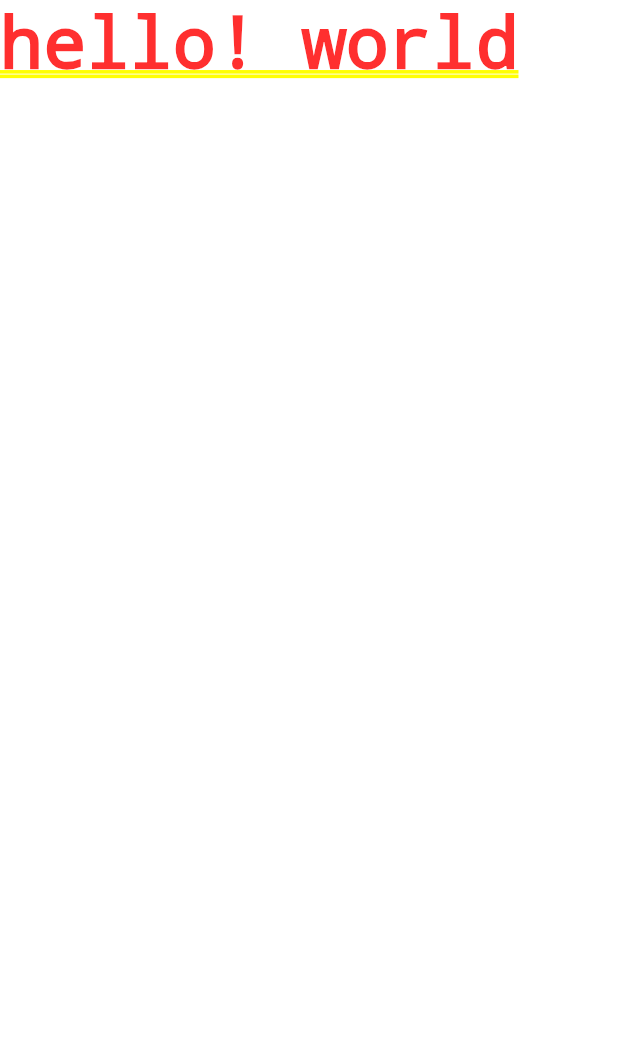
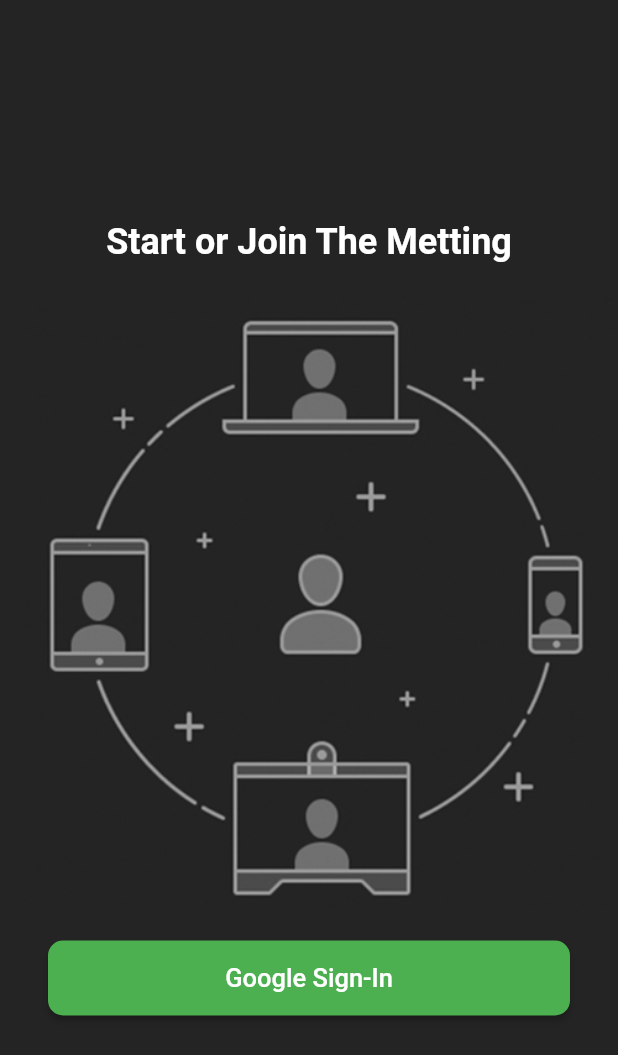
Before and after one commit to Vrutik-Jadav/flutter_meeting, a Flutter app: the screen it shows after launch, on a phone screen of 412 x 824 dp. Shown: the top 1055 px of the screen. Run offline on Flutter 3.47's test engine with Material 2 defaults, Android fonts, the light colour scheme and no system bars.

Commit message:
login Screen almost completed

```diff
--- /dev/null
+++ b/lib/Screens/login_screen.dart
@@ -0,0 +1,36 @@
+import 'package:flutter/material.dart';
+import 'package:flutter_meeting/widgets/custom_button.dart';
+
+class LoginScreen extends StatefulWidget {
+  const LoginScreen({Key? key}) : super(key: key);
+
+  @override
+  State<LoginScreen> createState() => _LoginScreenState();
+}
+
+class _LoginScreenState extends State<LoginScreen> {
+  @override
+  Widget build(BuildContext context) {
+    return Scaffold(
+      body: Column(
+        mainAxisAlignment: MainAxisAlignment.center,
+        children: [
+          const Text(
+            'Start or Join The Metting',
+            style: TextStyle(
+              fontSize: 24,
+              fontWeight: FontWeight.bold,
+            ),
+          ),
+          Padding(
+              padding: const EdgeInsets.symmetric(vertical: 20.0),
+              child: Image.asset('assets/images/onboarding.jpg')),
+          CustomButton(
+            text: 'Google Sign-In',
+            onPressed: () {},
+          ),
+        ],
+      ),
+    );
+  }
+}
--- a/lib/main.dart
+++ b/lib/main.dart
@@ -1,4 +1,5 @@
 import 'package:flutter/material.dart';
+import 'package:flutter_meeting/Screens/login_screen.dart';
 import 'package:flutter_meeting/utils/colors.dart';
 
 void main() {
@@ -12,11 +13,15 @@ class MyApp extends StatelessWidget {
   @override
   Widget build(BuildContext context) {
     return MaterialApp(
-      title: 'Flutter Demo',
+      debugShowCheckedModeBanner: false,
+      title: 'Mettings',
       theme: ThemeData.dark().copyWith(
         scaffoldBackgroundColor: backgroundColor,
       ),
-      home: const Text('hello! world'),
+      routes: {
+        '/login': (context) => const LoginScreen(),
+      },
+      home: const LoginScreen(),
     );
   }
 }
--- /dev/null
+++ b/lib/widgets/custom_button.dart
@@ -0,0 +1,30 @@
+import 'package:flutter/material.dart';
+
+class CustomButton extends StatelessWidget {
+  final String text;
+  final Function() onPressed;
+  const CustomButton({Key? key, required this.text, required this.onPressed})
+      : super(key: key);
+
+  @override
+  Widget build(BuildContext context) {
+    return Padding(
+      padding: const EdgeInsets.symmetric(horizontal: 32.0),
+      child: ElevatedButton(
+        onPressed: onPressed,
+        child: Text(
+          text,
+          style: const TextStyle(fontSize: 17),
+        ),
+        style: ElevatedButton.styleFrom(
+            primary: Colors.green,
+            minimumSize: const Size(
+              double.infinity,
+              50,
+            ),
+            shape: RoundedRectangleBorder(
+                borderRadius: BorderRadius.circular(10))),
+      ),
+    );
+  }
+}
--- a/pubspec.yaml
+++ b/pubspec.yaml
@@ -58,9 +58,9 @@ flutter:
   uses-material-design: true
 
   # To add assets to your application, add an assets section, like this:
-  # assets:
-  #   - images/a_dot_burr.jpeg
-  #   - images/a_dot_ham.jpeg
+  assets:
+   - assets/images/
+   # - images/a_dot_ham.jpeg
 
   # An image asset can refer to one or more resolution-specific "variants", see
   # https://flutter.dev/assets-and-images/#resolution-aware
```
Also changed, not shown: assets/images/onboarding.jpg (added).
